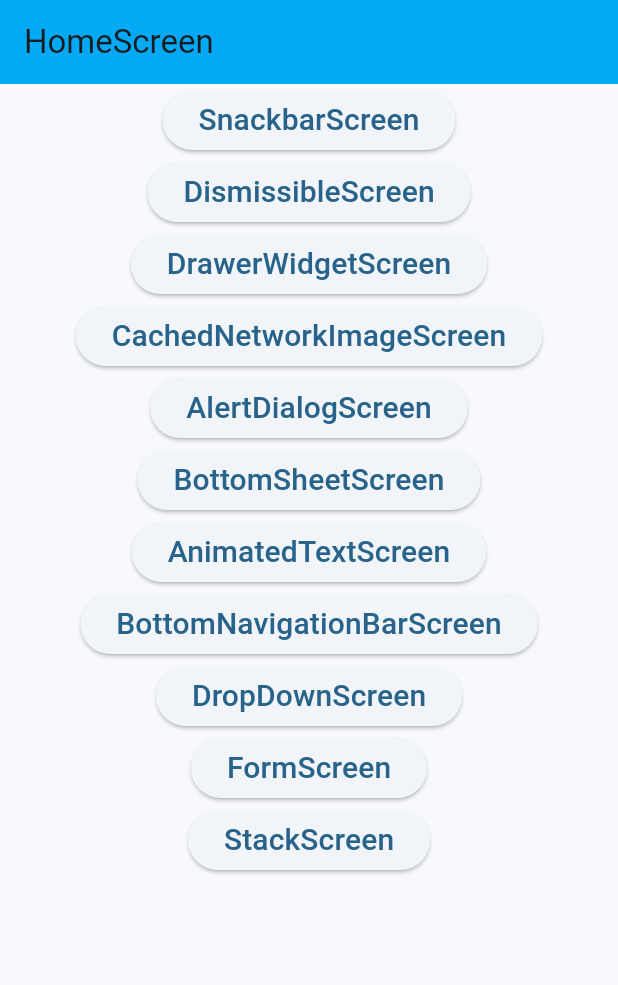
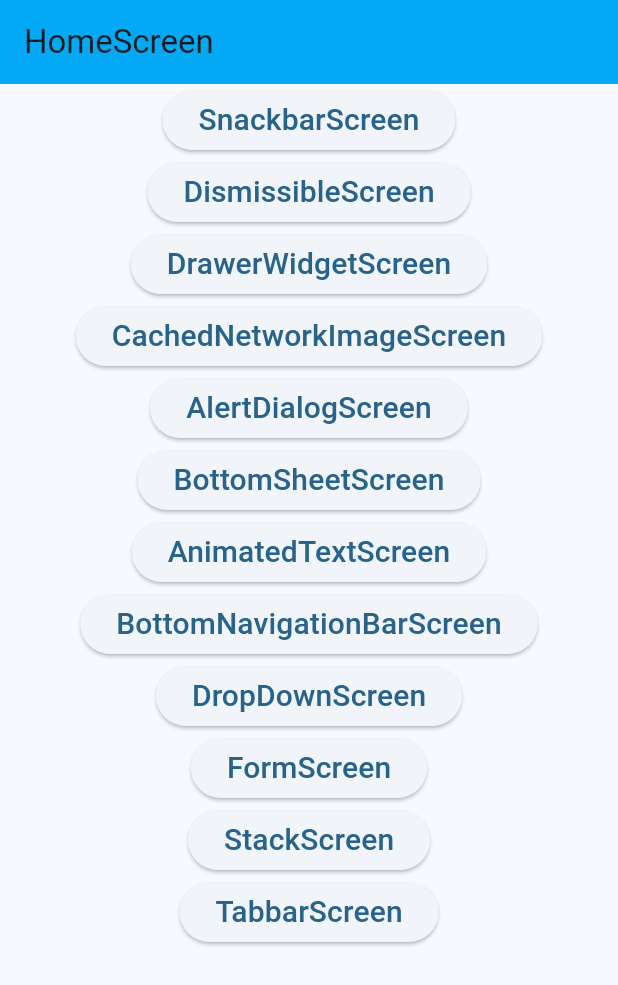
Before and after one commit to FAHIMSHAKIL102/flutter_akshit_practice, a Flutter app: the screen it shows after launch, on a phone screen of 412 x 824 dp. Shown: the top 985 px of the screen. Run offline on Flutter 3.47's test engine with Material 3 defaults, Android fonts, the phone set to English and light mode, and no system bars; our stand-ins replace animated_text_kit, cached_network_image.

Commit message:
add_tabbar

```diff
--- a/lib/home_screen.dart
+++ b/lib/home_screen.dart
@@ -10,6 +10,7 @@ import 'package:flutter_akshit_practice/drop_down_screen.dart';
 import 'package:flutter_akshit_practice/form_screen.dart';
 import 'package:flutter_akshit_practice/snackbar_screen.dart';
 import 'package:flutter_akshit_practice/stack_screen.dart';
+import 'package:flutter_akshit_practice/tabBar_screen.dart';
 
 class HomeScreen extends StatelessWidget {
   const HomeScreen({super.key});
@@ -151,6 +152,17 @@ class HomeScreen extends StatelessWidget {
               child: Text('StackScreen', style: TextStyle(fontSize: 20)),
             ),
           ),
+          Center(
+            child: ElevatedButton(
+              onPressed: () {
+                Navigator.push(
+                  context,
+                  MaterialPageRoute(builder: (context) => TabbarScreen()),
+                );
+              },
+              child: Text('TabbarScreen', style: TextStyle(fontSize: 20)),
+            ),
+          ),
         ],
       ),
     );
```
Also changed, not shown: lib/tabbar_screen.dart (added, +27 -0 lines).
